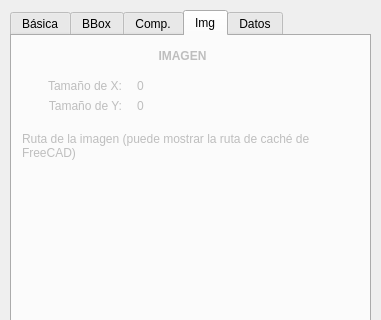
First picture: the form in Information/InfoPlus/ui/InfoPlus.ui, repository FreeCAD/FreeCAD-macros, before the edit; both pictures show x 0 to 381 and y 0 to 320 of the 381 by 540 pixel window.
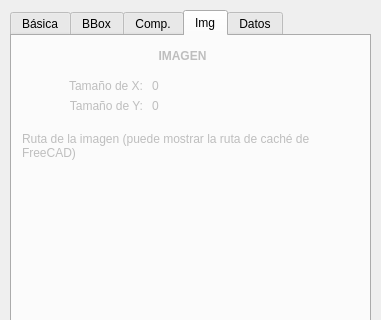
Second picture: the form after the edit. The open tabs and pages were chosen to show the change.

```diff
--- a/Information/InfoPlus/ui/InfoPlus.ui
+++ b/Information/InfoPlus/ui/InfoPlus.ui
@@ -1673,9 +1673,9 @@
     <widget class="QLabel" name="etImgx">
      <property name="geometry">
       <rect>
-       <x>9</x>
+       <x>10</x>
        <y>40</y>
-       <width>101</width>
+       <width>121</width>
        <height>20</height>
       </rect>
      </property>
@@ -1692,9 +1692,9 @@
     <widget class="QLabel" name="etImgy">
      <property name="geometry">
       <rect>
-       <x>9</x>
+       <x>10</x>
        <y>60</y>
-       <width>101</width>
+       <width>121</width>
        <height>20</height>
       </rect>
      </property>
@@ -1711,7 +1711,7 @@
     <widget class="QLabel" name="imgx">
      <property name="geometry">
       <rect>
-       <x>125</x>
+       <x>140</x>
        <y>40</y>
        <width>211</width>
        <height>20</height>
@@ -1727,9 +1727,9 @@
     <widget class="QLabel" name="imgy">
      <property name="geometry">
       <rect>
-       <x>125</x>
+       <x>140</x>
        <y>60</y>
-       <width>201</width>
+       <width>211</width>
        <height>20</height>
       </rect>
      </property>
```
Left out of the diff: 2 changed lines with no effect on the pictures.
